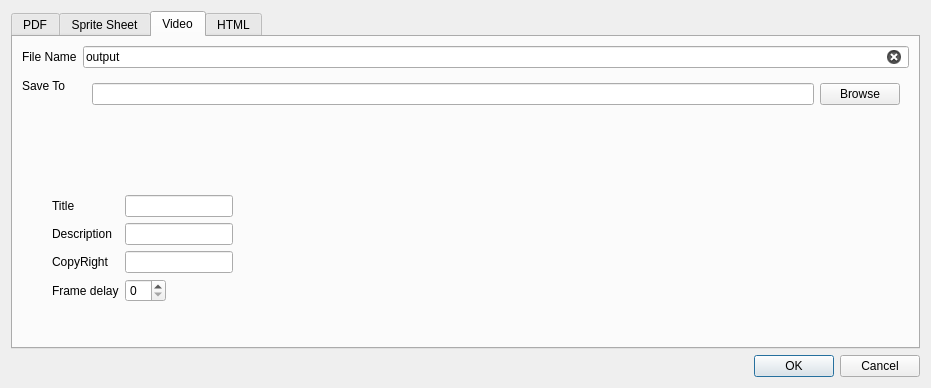
Old version of the form Src/exportdialog.ui in the repository Vivx701/FrameFlow.
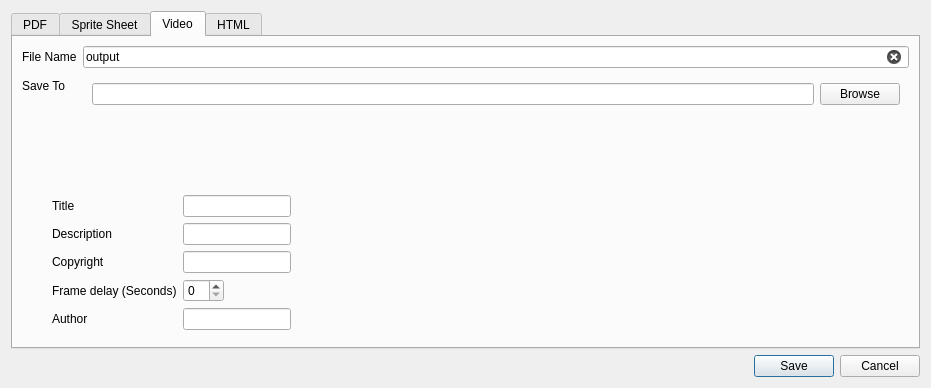
New version of the form. The open tabs and pages were chosen to show the change. Icons and pictures are not drawn.

Commit message: themes  and export dialog

The edit to the form file:
```diff
--- a/Src/exportdialog.ui
+++ b/Src/exportdialog.ui
@@ -389,7 +389,7 @@
          <item row="2" column="0">
           <widget class="QLabel" name="copyRightLabel">
            <property name="text">
-            <string>CopyRight</string>
+            <string>Copyright</string>
            </property>
           </widget>
          </item>
@@ -399,12 +399,33 @@
          <item row="3" column="0">
           <widget class="QLabel" name="frameDelayLabel">
            <property name="text">
-            <string>Frame delay</string>
+            <string>Frame delay (Seconds)</string>
            </property>
           </widget>
          </item>
          <item row="3" column="1">
-          <widget class="QSpinBox" name="frameDelaySpinBox"/>
+          <widget class="QSpinBox" name="videoFrameDelay">
+           <property name="minimum">
+            <number>0</number>
+           </property>
+           <property name="maximum">
+            <number>60</number>
+           </property>
+          </widget>
+         </item>
+         <item row="4" column="0">
+          <widget class="QLabel" name="authorLabel_2">
+           <property name="text">
+            <string>Author</string>
+           </property>
+          </widget>
+         </item>
+         <item row="4" column="1">
+          <widget class="QLineEdit" name="videoAuthor">
+           <property name="maxLength">
+            <number>100</number>
+           </property>
+          </widget>
          </item>
         </layout>
        </item>
@@ -553,7 +574,7 @@
       <enum>Qt::Horizontal</enum>
      </property>
      <property name="standardButtons">
-      <set>QDialogButtonBox::Cancel|QDialogButtonBox::Ok</set>
+      <set>QDialogButtonBox::Cancel|QDialogButtonBox::Save</set>
      </property>
     </widget>
    </item>
```
Left out of the diff: 106 changed lines with no effect on the pictures. The commit also changes 8 other files.
